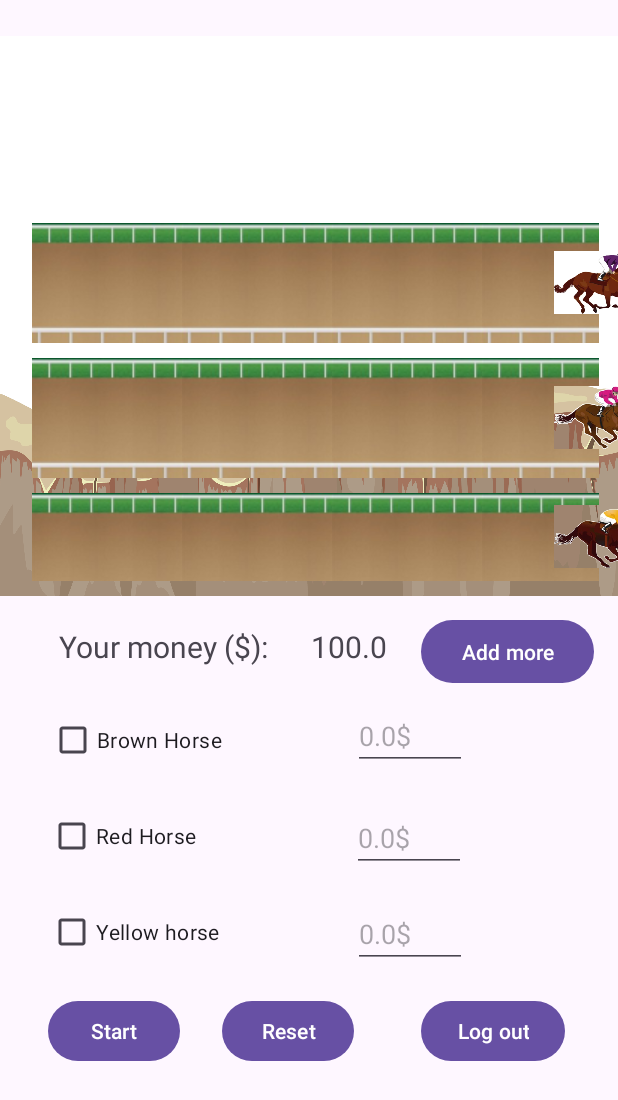
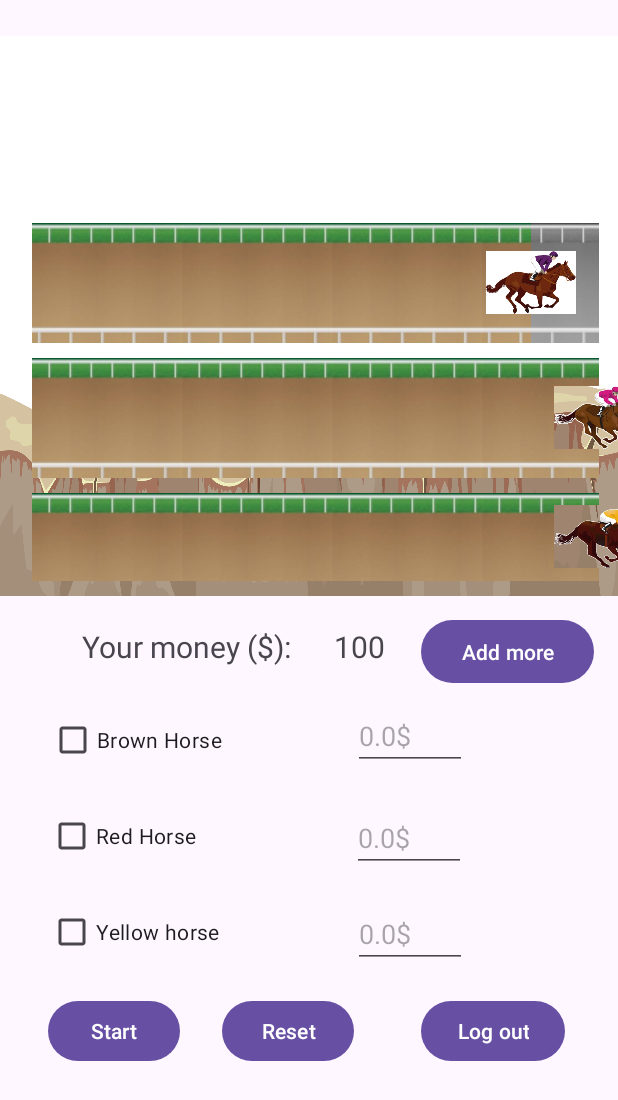
Before and after one commit to UyenNguyen-25/Horse-Racing, an Android app: the RacingActivity screen opened directly, with no data from a screen before it, after a tap on "Start", on a phone screen of 412 x 824 dp. Shown: the top 1100 px of the screen. Run offline under Robolectric (Android 15) with nearby library versions, the light colour scheme and no system bars; 1 other tap on this screen came first.

Commit message:
update race, fix betting, add result
update

```diff
--- a/app/src/main/java/com/miniproject/horseracing/RacingActivity.java
+++ b/app/src/main/java/com/miniproject/horseracing/RacingActivity.java
@@ -23,7 +23,7 @@ import java.util.TimerTask;
 
 public class RacingActivity extends AppCompatActivity {
     private final String TAG = "RacingActivity";
-
+    private TextView moneyResult;
     private final double ODDS = 2;
     private BigDecimal balance = BigDecimal.valueOf(100);
 
@@ -52,7 +52,7 @@ public class RacingActivity extends AppCompatActivity {
         super.onCreate(savedInstanceState);
         EdgeToEdge.enable(this);
         setContentView(R.layout.activity_racing);
-
+        moneyResult = findViewById(R.id.moneyResult);
         Button btnStart = findViewById(R.id.btnStart);
         Button btnReset = findViewById(R.id.btnReset);
         Button btnLogout = findViewById(R.id.btnLogout);
@@ -65,7 +65,23 @@ public class RacingActivity extends AppCompatActivity {
             horses[i].setOnTouchListener((v, e) -> true);
         }
 
-        btnStart.setOnClickListener(this::startRace);
+//        btnStart.setOnClickListener(this::startRace);
+        btnStart.setOnClickListener(view -> {
+            int totalBetAmount = getTotalBetAmount();
+            System.out.println(totalBetAmount);
+            if (checkValidateBalance(totalBetAmount)) {
+                BigDecimal bet = new BigDecimal(totalBetAmount);
+                balance = balance.subtract(bet);
+                System.out.println("After bet:" + balance);
+                runOnUiThread(() -> {
+                    moneyResult.setText(balance.toString());
+                });
+                startRace();
+
+            } else {
+                Toast.makeText(this, "Bạn không đủ tiền để đặt cược.", Toast.LENGTH_SHORT).show();
+            }
+        });
         btnReset.setOnClickListener(this::resetRace);
         initRace();
 
@@ -111,32 +127,40 @@ public class RacingActivity extends AppCompatActivity {
         dialog.setContentView(R.layout.add_balance_popup);
         TextView balanceTextView = dialog.findViewById(R.id.balanceTextView);
         final EditText addAmountEditText = dialog.findViewById(R.id.addAmount);
-        final TextView selectedBalanceTextView = dialog.findViewById(R.id.selectedBalanceTextView);
         Button btnAdd = dialog.findViewById(R.id.btnAddMoney);
+        balanceTextView.setText("Current Balance: " + balance.toString()+ " $");
         Button closeButton = dialog.findViewById(R.id.close_button);
-
-        balanceTextView.setText("Current Balance: $" + balance.toString());
-
-        selectedBalanceTextView.setText("Selected Amount: $0");
-
         btnAdd.setOnClickListener(view -> {
             Log.d("TAG", "Add button clicked!");
             String amountStr = addAmountEditText.getText().toString();
-
             if (!amountStr.isEmpty()) {
                 try {
                     BigDecimal amount = new BigDecimal(amountStr);
-                    balance.add(amount);
-                    Log.d("TAG", String.valueOf(balance));
+                    balance = balance.add(amount);
+                    System.out.println("Updated balance: " + balance); // Check balance value here
+                    // Update UI element (if applicable)
+                    runOnUiThread(() -> {
+                        balanceTextView.setText("Current Balance: " + balance.toString() +" $");
+
+                    });
+
                 } catch (NumberFormatException e) {
                     Toast.makeText(this, "Invalid amount format", Toast.LENGTH_SHORT).show();
                 }
+            } else {
+                Toast.makeText(this, "Please enter an amount", Toast.LENGTH_SHORT).show();
             }
         });
 
         closeButton.setOnClickListener(view -> {
             dialog.dismiss();
         });
+
+        dialog.setOnDismissListener(dialog1 -> {
+            moneyResult.setText(balance.toString());
+        });
+
+
         dialog.show();
     }
 
@@ -182,19 +206,23 @@ public class RacingActivity extends AppCompatActivity {
             String betAmountStr = editText.getText().toString();
             return Integer.parseInt(betAmountStr);
         } catch (NumberFormatException e) {
-            Toast.makeText(this, "Invalid bet amount. Please enter a number.", Toast.LENGTH_SHORT).show();
+            System.out.println("the text show when have error");
             return 0;
         }
     }
     private BigDecimal calculateWinnings(int winningHorseId) {
         int betAmount = getBetAmount(winningHorseId);
-
+        if (betAmount ==0){
+            return null;
+        } else {
             BigDecimal winnings = BigDecimal.valueOf(betAmount).multiply(BigDecimal.valueOf(2));
             balance = balance.add(winnings);
             return winnings;
         }
+    }
     private int getTotalBetAmount() {
         int totalBet = 0;
+        getCheckedHorses();
         for (int i = 0; i < HORSE_COUNT; i++) {
             if (horseBet[i] == 1) {
                 totalBet += getBetAmount(i);
@@ -290,7 +318,9 @@ public class RacingActivity extends AppCompatActivity {
                 int winningHorseId = getWinningHorseId(standings);
                 if (winningHorseId != -1) {
                     calculateWinnings(winningHorseId);
-                    Log.d("TAG","Ok u win");
+                    stopRace();
+                    initRace();
+                    stopSound();
 //            for (int i = 0; i < standings.length; i++) {
 //                System.out.println("standings[" + i + "]: " + standings[i]);
 //            }
@@ -329,6 +359,9 @@ public class RacingActivity extends AppCompatActivity {
                 Log.d(TAG, (i + 1) + ordinalSuffix + " Place : Horse " + (invStandings[i] + 1));
             }
             Log.d(TAG, "===================");
+            runOnUiThread(() -> {
+                moneyResult.setText(balance.toString());
+            });
         }
     }
 
@@ -352,24 +385,7 @@ public class RacingActivity extends AppCompatActivity {
         return winningHorseId;
     }
 
-    void startRace(View view) {
-        if (isRacing || timer != null) {
-            return;
-        }
-
-        int totalBetAmount = getTotalBetAmount();
-        if (checkValidateBalance(totalBetAmount)){
-            balance = balance.subtract(BigDecimal.valueOf(totalBetAmount));
-            isRacing = true;
-            Log.d(TAG, "Race started.");
-            initRace();
-            for (int i = 0; i < HORSE_COUNT; i++) {
-                Log.d(TAG, "Start speed for Horse" + (i + 1) + ": " + speed[i]);
-            }
-            raceTask = new RaceTask();
-            timer = new Timer();
-            timer.schedule(raceTask, 0, CYCLE_LENGTH);
-
+    void startRace() {
         if (raceState != RaceState.READY) return;
         raceState = RaceState.ONGOING;
         Log.d(TAG, "Race started.");
@@ -381,10 +397,6 @@ public class RacingActivity extends AppCompatActivity {
         timer = new Timer();
         timer.schedule(raceTask, 0, CYCLE_LENGTH);
         startSound();
-        } else {
-            Toast.makeText(this, "Vui lòng nhập số tiền cược hợp lệ", Toast.LENGTH_SHORT).show();
-            System.out.println(checkValidateBalance(totalBetAmount));
-        }
     }
 
     private void initRace() {
```
Also changed, not shown: app/src/main/res/layout/add_balance_popup.xml (+12 -6 lines). Lines whose indentation alone changed are shown as unchanged.
